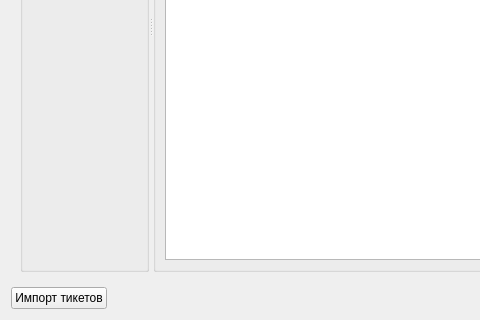
The window that gui/uies/algorithm_editor.ui (neurocomputer/MemriBoard) describes before a commit, drawn with Qt 5; both pictures show x 0 to 480 and y 269 to 589 of the 939 by 589 pixel window.
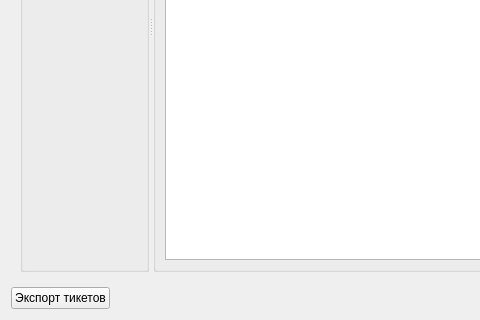
The same window after the commit.

```diff
--- a/gui/uies/algorithm_editor.ui
+++ b/gui/uies/algorithm_editor.ui
@@ -89,7 +89,7 @@
      <item>
       <widget class="QPushButton" name="btn_ticket_import">
        <property name="text">
-        <string>Импорт тикетов</string>
+        <string>Экспорт тикетов</string>
        </property>
       </widget>
      </item>
```
Left out of the diff: 2 changed lines with no effect on the pictures.
